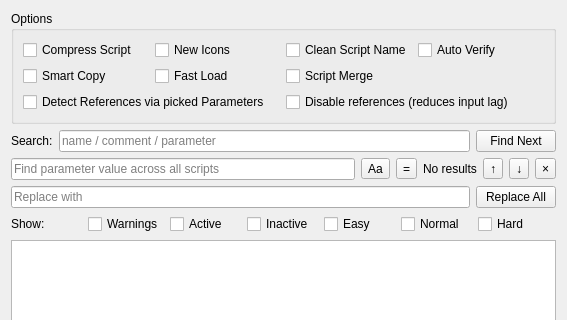
Above: GeneralsMD/Code/Tools/WorldBuilder/qt/WBQtScriptWindow.ui from triatomic/worldbuilderQT before the change; both pictures show x 0 to 567 and y 0 to 320 of the 567 by 673 pixel window. Below: the same form after it.
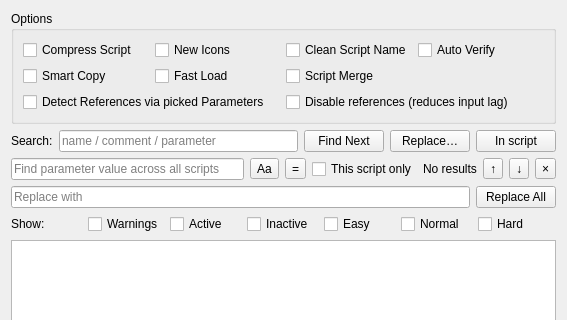
That is the form after the change.

Commit message: Script editor: rename/duplicate/delete-confirm, entity jump, scoped find/replace

```diff
--- a/GeneralsMD/Code/Tools/WorldBuilder/qt/WBQtScriptWindow.ui
+++ b/GeneralsMD/Code/Tools/WorldBuilder/qt/WBQtScriptWindow.ui
@@ -106,7 +106,7 @@
     </widget>
    </item>
    <item>
-    <layout class="QHBoxLayout" name="searchRow" stretch="0,1,0">
+    <layout class="QHBoxLayout" name="searchRow" stretch="0,1,0,0,0">
      <item>
       <widget class="QLabel" name="searchLabel">
        <property name="text">
@@ -128,6 +128,26 @@
        </property>
       </widget>
      </item>
+     <item>
+      <widget class="QPushButton" name="replaceBtn">
+       <property name="toolTip">
+        <string>Find/replace parameter values across all scripts (Ctrl+H).</string>
+       </property>
+       <property name="text">
+        <string>Replace&#8230;</string>
+       </property>
+      </widget>
+     </item>
+     <item>
+      <widget class="QPushButton" name="replaceScopedBtn">
+       <property name="toolTip">
+        <string>Find/replace parameter values in the selected script only.</string>
+       </property>
+       <property name="text">
+        <string>In script</string>
+       </property>
+      </widget>
+     </item>
     </layout>
    </item>
    <item>
@@ -149,7 +169,7 @@
        <number>0</number>
       </property>
       <item>
-       <layout class="QHBoxLayout" name="replaceFindRow" stretch="1,0,0,0,0,0,0">
+       <layout class="QHBoxLayout" name="replaceFindRow" stretch="1,0,0,0,0,0,0,0">
         <item>
          <widget class="QLineEdit" name="replaceFind">
           <property name="placeholderText">
@@ -183,6 +203,16 @@
           </property>
          </widget>
         </item>
+        <item>
+         <widget class="QCheckBox" name="replaceScopeCheck">
+          <property name="toolTip">
+           <string>Limit the find/replace to the currently selected script only.</string>
+          </property>
+          <property name="text">
+           <string>This script only</string>
+          </property>
+         </widget>
+        </item>
         <item>
          <widget class="QLabel" name="replaceCount">
           <property name="text">
```
The commit also changes 8 other files.
